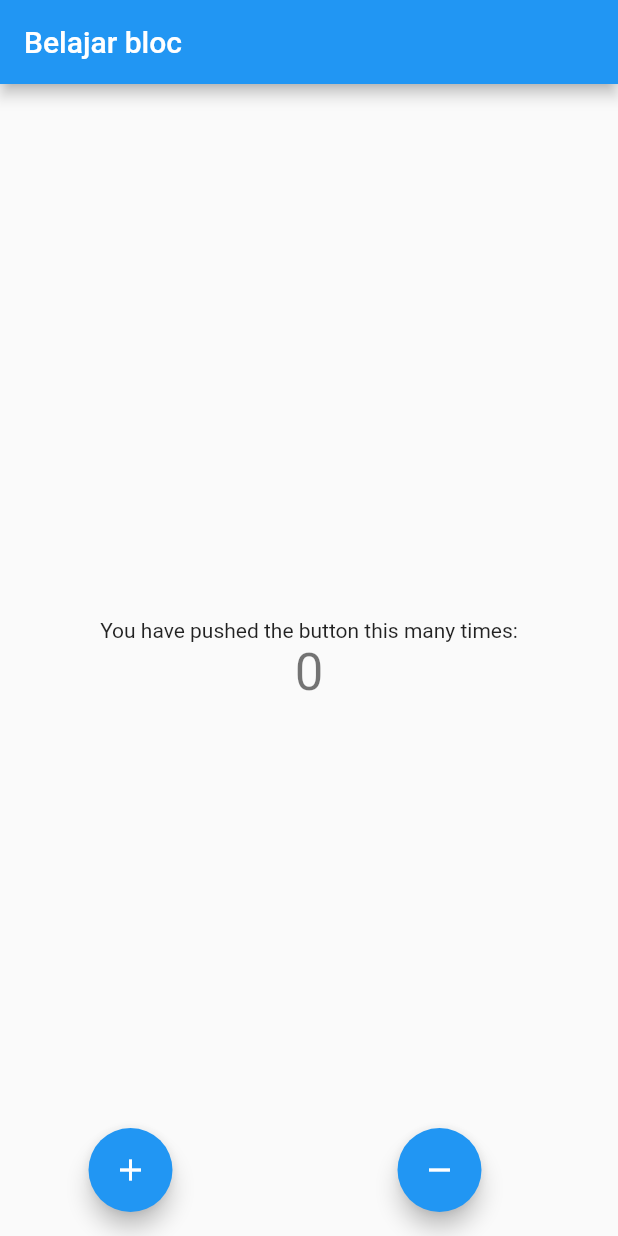
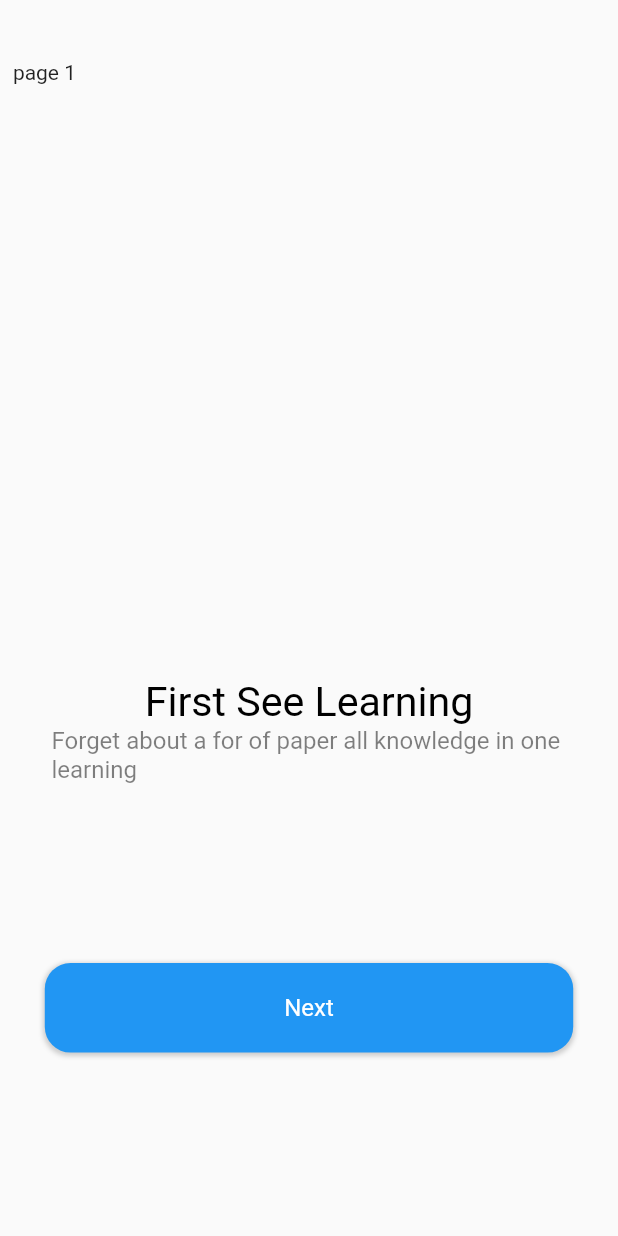
Before and after one commit to Juna5/app_learning_bloc, a Flutter app: the screen it shows after launch, on a phone screen of 412 x 824 dp. Run offline on Flutter 3.47's test engine with Material 2 defaults, Android fonts, the phone set to English and light mode, and no system bars; our stand-ins replace flutter_bloc, flutter_screenutil.

Commit message:
[Juna] add welcome

```diff
--- a/lib/app_bloc.dart
+++ b/lib/app_bloc.dart
@@ -9,7 +9,7 @@ class AppBloc extends Bloc<AppEvents, AppStates> {
     });
 
     on<Decrement>((event, emit) {
-      emit(AppStates(counter: state.counter - 2));
+      emit(AppStates(counter: state.counter - 1));
     });
   }
 }
--- a/lib/main.dart
+++ b/lib/main.dart
@@ -1,8 +1,10 @@
 import 'package:app_learning_bloc/app_bloc.dart';
 import 'package:app_learning_bloc/app_events.dart';
 import 'package:app_learning_bloc/app_states.dart';
+import 'package:app_learning_bloc/pages/welcome/welcome.dart';
 import 'package:flutter/material.dart';
 import 'package:flutter_bloc/flutter_bloc.dart';
+import 'package:flutter_screenutil/flutter_screenutil.dart';
 
 void main() {
   runApp(const MyApp());
@@ -14,43 +16,24 @@ class MyApp extends StatelessWidget {
   @override
   Widget build(BuildContext context) {
     return BlocProvider(
-      create: (context) => AppBloc(),
-      child: const MaterialApp(
-        debugShowCheckedModeBanner: true,
-        home: MyHomePage(title: 'Belajar bloc'),
-      ),
-    );
+        create: (context) => AppBloc(),
+        child: ScreenUtilInit(
+          builder: (context, child) => const MaterialApp(
+            debugShowCheckedModeBanner: true,
+            home: Welcome(),
+          ),
+        ));
   }
 }
 
-class MyHomePage extends StatefulWidget {
-  const MyHomePage({Key? key, required this.title}) : super(key: key);
-  final String title;
-
-  @override
-  State<MyHomePage> createState() => _MyHomePageState();
-}
-
-class _MyHomePageState extends State<MyHomePage> {
-  int _counter = 0;
-
-  void _incrementCounter() {
-    setState(() {
-      _counter++;
-    });
-  }
-
-  void _decrementCounter() {
-    setState(() {
-      _counter--;
-    });
-  }
+class MyHomePage extends StatelessWidget {
+  const MyHomePage({super.key});
 
   @override
   Widget build(BuildContext context) {
     return Scaffold(
       appBar: AppBar(
-        title: Text(widget.title),
+        title: const Text('Belajar Bloc'),
       ),
       body: Center(
           child: BlocBuilder<AppBloc, AppStates>(builder: (context, state) {
@@ -76,12 +59,12 @@ class _MyHomePageState extends State<MyHomePage> {
             child: const Icon(Icons.add),
           ),
           FloatingActionButton(
-            onPressed: () => BlocProvider.of<AppBloc>(context).add(Decrement()),
+            onPressed: () => BlocProvider.of<AppBloc>(context).add(Increment()),
             tooltip: 'Increment',
             child: const Icon(Icons.remove),
           ),
         ],
-      ), // This trailing comma makes auto-formatting nicer for build methods.
+      ),
     );
   }
 }
--- /dev/null
+++ b/lib/pages/welcome/welcome.dart
@@ -0,0 +1,122 @@
+import 'package:flutter/material.dart';
+import 'package:flutter_screenutil/flutter_screenutil.dart';
+
+class Welcome extends StatefulWidget {
+  const Welcome({super.key});
+
+  @override
+  State<Welcome> createState() => _WelcomeState();
+}
+
+class _WelcomeState extends State<Welcome> {
+  @override
+  Widget build(BuildContext context) {
+    return Container(
+      color: Colors.white,
+      child: Scaffold(
+        body: Container(
+          margin: EdgeInsets.only(top: 34.h),
+          width: 375.w,
+          child: Stack(
+            children: [
+              PageView(
+                children: [
+                  _page(
+                    1,
+                    context,
+                    "next",
+                    "First see Learning",
+                    "Forget about a for of paper all knowladge in on learning",
+                    "image",
+                  ),
+                  _page(
+                    2,
+                    context,
+                    "next",
+                    "First see Learning",
+                    "Forget about a for of paper all knowladge in on learning",
+                    "image",
+                  ),
+                ],
+              )
+            ],
+          ),
+        ),
+      ),
+    );
+  }
+}
+
+Widget _page(
+  int index,
+  BuildContext context,
+  String buttonName,
+  String title,
+  String subTitle,
+  String imagePath,
+) {
+  return Column(
+    children: [
+      SizedBox(
+        width: 345.w,
+        height: 345.h,
+        child: const Text('page 1'),
+      ),
+      Container(
+        child: Text(
+          'First See Learning',
+          style: TextStyle(
+            color: Colors.black,
+            fontSize: 24.sp,
+            fontWeight: FontWeight.normal,
+          ),
+        ),
+      ),
+      Container(
+        width: 375.w,
+        padding: EdgeInsets.only(left: 30.w, right: 30.w),
+        child: Text(
+          'Forget about a for of paper all knowledge in one learning',
+          style: TextStyle(
+            color: Colors.black.withOpacity(0.5),
+            fontSize: 14.sp,
+            fontWeight: FontWeight.normal,
+          ),
+        ),
+      ),
+      Container(
+        margin: EdgeInsets.only(
+          top: 100.h,
+          left: 25.h,
+          right: 25.h,
+        ),
+        width: 325.w,
+        height: 50.h,
+        decoration: BoxDecoration(
+          color: Colors.blue,
+          borderRadius: BorderRadius.all(
+            Radius.circular(15.w),
+          ),
+          boxShadow: [
+            BoxShadow(
+              color: Colors.grey.withOpacity(0.5),
+              spreadRadius: 1,
+              blurRadius: 2,
+              offset: Offset(0, 1),
+            )
+          ],
+        ),
+        child: Center(
+          child: Text(
+            'Next',
+            style: TextStyle(
+              color: Colors.white,
+              fontSize: 14.sp,
+              fontWeight: FontWeight.normal,
+            ),
+          ),
+        ),
+      )
+    ],
+  );
+}
--- a/pubspec.yaml
+++ b/pubspec.yaml
@@ -37,6 +37,7 @@ dependencies:
   # Use with the CupertinoIcons class for iOS style icons.
   cupertino_icons: ^1.0.2
   flutter_bloc: ^8.1.3
+  flutter_screenutil:
 
 dev_dependencies:
   flutter_test:
```
Also changed, not shown: lib/pages/welcome/bloc/welcome_blocs.dart (added), lib/pages/welcome/bloc/welcome_events.dart (added), lib/pages/welcome/bloc/welcome_states.dart (added), pubspec.lock.
